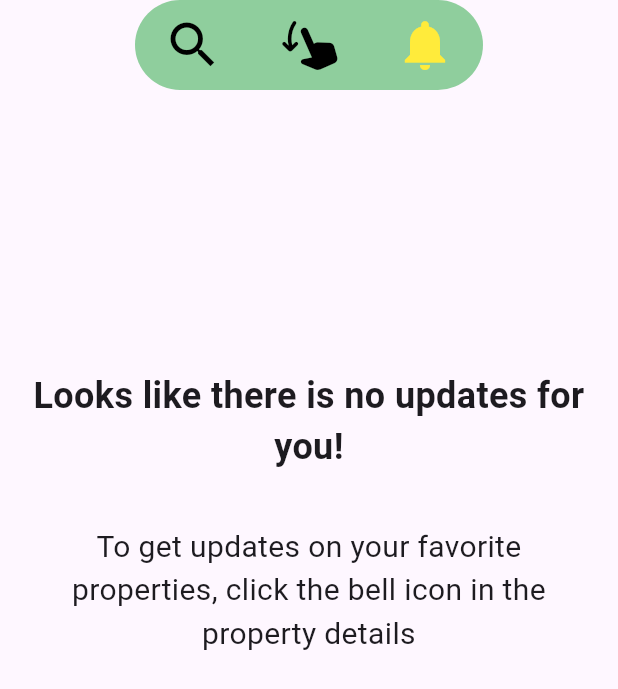
After one commit to saivivekvenna/estateAI, a Flutter app: the screen it shows after launch, after a tap on the "swipe down" icon, after a tap on the "notifications" icon, on a phone screen of 412 x 824 dp. The commit adds this screen. Shown: the top 689 px of the screen. Run offline on Flutter 3.47's test engine with Material 3 defaults, Android fonts, the phone set to English and light mode, and no system bars; our stand-ins replace flutter_chat_types, flutter_chat_ui; missing offline and left inert: soft_edge_blur.

Commit message:
noti and swiper page

```diff
--- a/test_estate_app/lib/main.dart
+++ b/test_estate_app/lib/main.dart
@@ -1,5 +1,7 @@
 import 'package:flutter/material.dart';
 import 'package:test_estate_app/real_estate_ai_material.dart';
+import 'package:test_estate_app/swiper.dart';
+import 'package:test_estate_app/noti_page.dart';
 
 void main() {
   runApp(const MyApp());
@@ -12,34 +14,21 @@ class MyApp extends StatefulWidget {
   State<MyApp> createState() => _MyAppState();
 }
 
-class _MyAppState extends State<MyApp> with SingleTickerProviderStateMixin {
-  late TabController _tabController;
-
-  @override
-  void initState() {
-    super.initState();
-    _tabController = TabController(length: 3, vsync: this);
-  }
-
-  @override
-  void dispose() {
-    _tabController.dispose();
-    super.dispose();
-  }
+class _MyAppState extends State<MyApp> {
+  int _selectedIndex = 0;
 
   @override
   Widget build(BuildContext context) {
     return MaterialApp(
-      home: DefaultTabController(
-        length: 3,
-        child: Scaffold(
+      home: Scaffold(
         extendBodyBehindAppBar: true,
         appBar: PreferredSize(
           preferredSize: Size.fromHeight(60),
           child: AppBar(
-              primary: false, // Removes default app bar padding and divider
+            primary: false,
             backgroundColor: Colors.transparent,
             shadowColor: Colors.transparent,
+            surfaceTintColor: Colors.transparent,
             elevation: 0,
             flexibleSpace: Align(
               alignment: Alignment.bottomCenter,
@@ -51,63 +40,55 @@ class _MyAppState extends State<MyApp> with SingleTickerProviderStateMixin {
                     color: Color.fromRGBO(143, 206, 157, 1),
                     borderRadius: BorderRadius.circular(30),
                   ),
-                    child: TabBar(
-                      controller: _tabController,
-                      indicatorColor:
-                          Colors.transparent, // Removes the default line
-                      dividerColor: Colors.transparent, // Removes the divider
-
-                      indicator: BoxDecoration(),
-                      tabs: [
-                        Tab(
-                          icon: Icon(
-                            Icons.search,
-                            color: _tabController.index == 0
-                                ? Colors.green
-                                : Colors.black,
-                            size: 40,
-                          ),
-                        ),
-                        Tab(
-                          icon: Icon(
-                            Icons.swipe_down_rounded,
-                            color: _tabController.index == 1
-                                ? Colors.blueAccent
-                                : Colors.black,
-                            size: 40,
-                          ),
-                        ),
-                        Tab(
-                          icon: Icon(
-                            Icons.notifications,
-                            color: _tabController.index == 2
-                                ? Colors.yellow
-                                : Colors.black,
-                            size: 40,
-                          ),
-                        ),
+                  child: Row(
+                    mainAxisAlignment: MainAxisAlignment.spaceAround,
+                    children: [
+                      _buildTabIcon(Icons.search, 0, Colors.green),
+                      _buildTabIcon(
+                          Icons.swipe_down_rounded, 1, Colors.blueAccent),
+                      _buildTabIcon(Icons.notifications, 2, Colors.yellow),
                     ],
-                      onTap: (index) {
-                        setState(() {});
-                      },
                   ),
                 ),
               ),
             ),
           ),
         ),
-          body: TabBarView(
-            controller: _tabController,
-            physics: const NeverScrollableScrollPhysics(),
+        body: Stack(
+          children: [
+            IndexedStack(
+              index: _selectedIndex,
               children: const [
                 RealEstateApp(),
-              Icon(Icons.android),
-              Icon(Icons.android),
-
+                SwiperPage(),
+                NotiPage(),
               ],
             ),
+            AnimatedSwitcher(
+              duration: Duration(milliseconds: 300),
+              child: Container(
+                key: ValueKey<int>(
+                    _selectedIndex), // Ensures animation updates properly
+              ),
+            ),
+          ],
         ),
       ),
     );
   }
+
+  Widget _buildTabIcon(IconData icon, int index, Color activeColor) {
+    return IconButton(
+      icon: Icon(
+        icon,
+        color: _selectedIndex == index ? activeColor : Colors.black,
+        size: 40,
+      ),
+      onPressed: () {
+        setState(() {
+          _selectedIndex = index;
+        });
+      },
+    );
   }
+}
--- /dev/null
+++ b/test_estate_app/lib/noti_page.dart
@@ -0,0 +1,49 @@
+import 'package:flutter/material.dart';
+
+class NotiPage extends StatefulWidget {
+  const NotiPage({super.key});
+
+  @override
+  _NotiPageState createState() => _NotiPageState();
+}
+
+class _NotiPageState extends State<NotiPage> {
+
+  @override
+  Widget build(BuildContext context) {
+    return Scaffold(
+      body: Expanded(
+        child: noNotiScreen(),
+      ),
+    );
+  }
+
+}
+
+ Widget noNotiScreen() {
+    return const Center(
+      child: Column(
+        mainAxisAlignment: MainAxisAlignment.center,
+        crossAxisAlignment: CrossAxisAlignment.center,
+        children: [
+          Padding(
+            padding: EdgeInsets.all(10.0),
+            child: Text(
+              'Looks like there is no updates for you!',
+              style: TextStyle(fontSize: 24, fontWeight: FontWeight.bold),
+              textAlign: TextAlign.center
+            ),
+          ),
+          SizedBox(height: 25),
+          Padding(
+            padding: EdgeInsets.fromLTRB(20,0,20,150),
+            child: Text(
+              'To get updates on your favorite properties, click the bell icon in the property details',
+              textAlign: TextAlign.center,
+              style: TextStyle(fontSize: 20),
+            ),
+          ),
+        ],
+      ),
+    );
+  }
--- /dev/null
+++ b/test_estate_app/lib/swiper.dart
@@ -0,0 +1,114 @@
+import 'package:flutter/material.dart';
+
+class SwiperPage extends StatefulWidget {
+  const SwiperPage({super.key});
+
+  @override
+  _SwiperPageState createState() => _SwiperPageState();
+}
+
+class _SwiperPageState extends State<SwiperPage> {
+  @override
+  Widget build(BuildContext context) {
+    return Scaffold(
+      extendBodyBehindAppBar: true,
+      appBar: PreferredSize(
+        preferredSize: Size.fromHeight(60),
+        child: AppBar(
+          primary: false,
+          backgroundColor: Colors.transparent,
+          surfaceTintColor: Colors.transparent,
+          shadowColor: Colors.transparent,
+          elevation: 200,
+          flexibleSpace: Stack(
+            children: [
+              Align(
+                alignment: Alignment.centerLeft,
+                child: Padding(
+                  padding: EdgeInsets.only(left: 0, top: 4, right: 0),
+                  child: Container(
+                    height: 60,
+                    width: 70,
+                    decoration: BoxDecoration(
+                      color: Color.fromRGBO(143, 206, 157, 1),
+                      borderRadius: BorderRadius.only(
+                        topRight: Radius.circular(30),
+                        bottomRight: Radius.circular(30),
+                      ),
+                    ),
+                    child: IconButton(
+                      icon: Icon(
+                        Icons.filter_alt_rounded,
+                        color: Colors.black,
+                        size: 35,
+                      ),
+                      onPressed: () {
+                        // Add action for left button
+                      },
+                    ),
+                  ),
+                ),
+              ),
+              Align(
+                alignment: Alignment.centerRight,
+                child: Padding(
+                  padding: EdgeInsets.only(left: 0, top: 4, right: 0),
+                  child: Container(
+                    height: 60,
+                    width: 70,
+                    decoration: BoxDecoration(
+                      color: Color.fromRGBO(143, 206, 157, 1),
+                      borderRadius: BorderRadius.only(
+                        topLeft: Radius.circular(30),
+                        bottomLeft: Radius.circular(30),
+                      ),
+                    ),
+                    child: IconButton(
+                      icon: Icon(
+                        Icons.star_rounded,
+                        color: Colors.yellow,
+                        size: 35,
+                      ),
+                      onPressed: () {
+                        // Add action for right button
+                      },
+                    ),
+                  ),
+                ),
+              ),
+            ],
+          ),
+        ),
+      ),
+    );
+  }
+}
+
+
+Widget noHousesScreen() {
+    return const Center(
+      child: Column(
+        mainAxisAlignment: MainAxisAlignment.center,
+        crossAxisAlignment: CrossAxisAlignment.center,
+        children: [
+          Padding(
+            padding: EdgeInsets.all(10.0),
+            child: Text(
+              'Cant find anything with your filter!',
+              style: TextStyle(fontSize: 24, fontWeight: FontWeight.bold),
+              textAlign: TextAlign.center
+            ),
+          ),
+          SizedBox(height: 25),
+          Padding(
+            padding: EdgeInsets.fromLTRB(20,0,20,150),
+            child: Text(
+              'Try changing your filters',
+              textAlign: TextAlign.center,
+              style: TextStyle(fontSize: 20),
+            ),
+          ),
+        ],
+      ),
+    );
+  }
```
Lines whose indentation alone changed are shown as unchanged.
